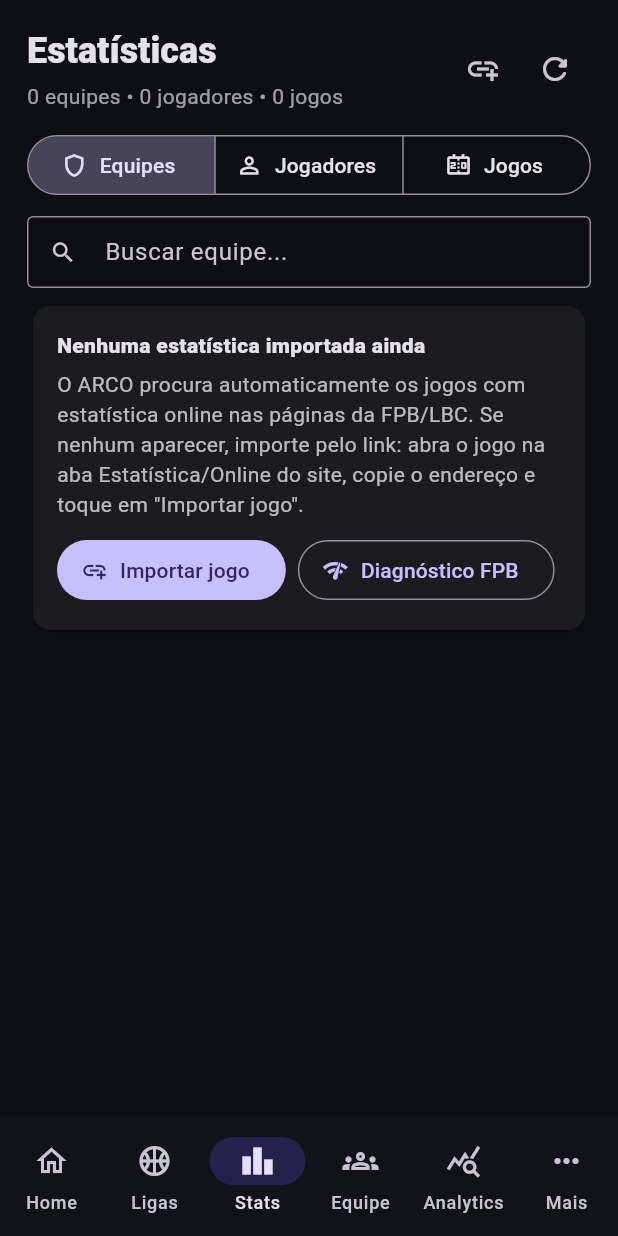
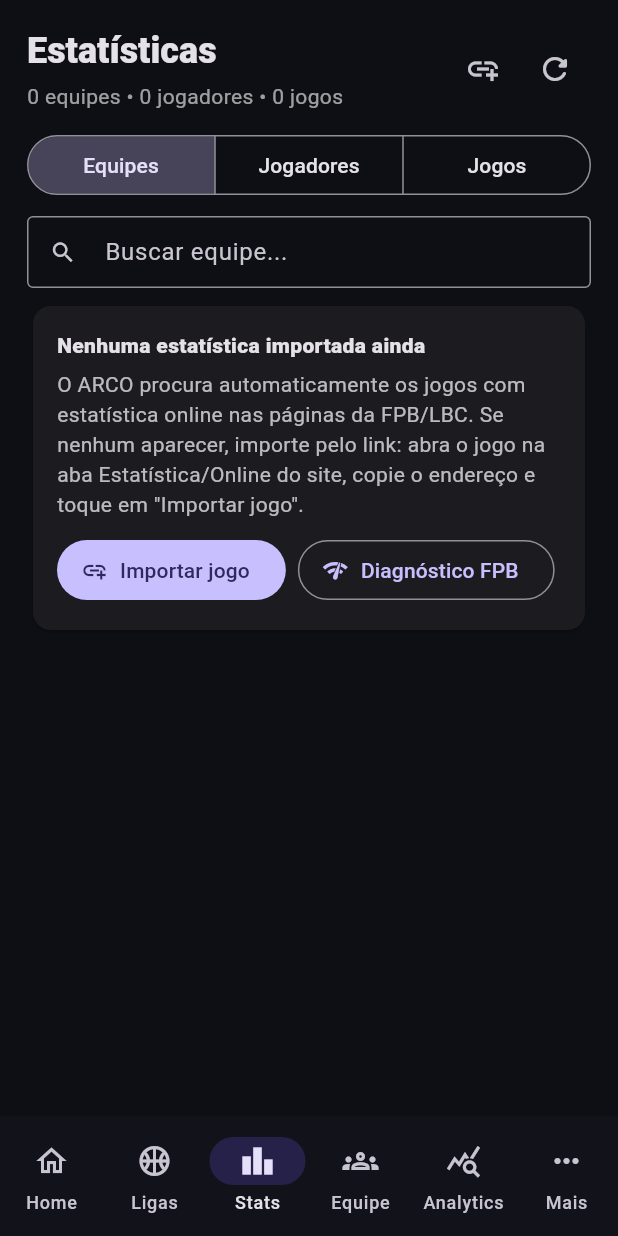
Before and after one commit to sandersoncorreia6-tech/arco-analytics-app, a Flutter app: the RootShell screen opened directly, item 3 of the bottom bar chosen, on a phone screen of 412 x 824 dp. Run offline on Flutter 3.47's test engine with Material 3 defaults, Android fonts, the phone set to English and light mode, and no system bars; our stand-ins replace shared_preferences; accounts and stored records are empty; network calls fail.

Commit message:
Polish stats screens: plural labels, compact stat tiles, plain segments
Co-Authored-By: Claude Opus 5.5 <noreply@anthropic.com>
Claude-Session: https://claude.ai/code/session_014ATr39PMzoCLzJqVbbSocW

```diff
--- a/lib/screens/home_screen.dart
+++ b/lib/screens/home_screen.dart
@@ -119,7 +119,7 @@ class HomeScreen extends StatelessWidget {
                     ListTile(
                       contentPadding: EdgeInsets.zero,
                       title: Text(t.name, style: const TextStyle(fontWeight: FontWeight.w800)),
-                      subtitle: Text('${t.games} J • ${t.wins}V ${t.losses}D • ${f1(t.ppg)} pts • ${f1(t.perGame(t.totals.reb))} reb • ${t.players.length} jogadores'),
+                      subtitle: Text('${t.games} J • ${t.wins}V ${t.losses}D • ${f1(t.ppg)} pts • ${f1(t.perGame(t.totals.reb))} reb • ${plural(t.players.length, 'jogador', 'jogadores')}'),
                       trailing: const Icon(Icons.chevron_right),
                       onTap: () => Navigator.of(context).push(MaterialPageRoute(builder: (_) => TeamStatsScreen(teamKey: t.key))),
                     ),
--- a/lib/screens/stats_hub_screen.dart
+++ b/lib/screens/stats_hub_screen.dart
@@ -63,7 +63,11 @@ class _StatsHubScreenState extends State<StatsHubScreen> {
               Text('Estatísticas', style: Theme.of(context).textTheme.headlineSmall?.copyWith(fontWeight: FontWeight.w900)),
               const SizedBox(height: 4),
               Text(
-                '${teams.length} equipes • ${teams.fold<int>(0, (s, t) => s + t.players.length)} jogadores • ${games.length} jogos',
+                [
+                  plural(teams.length, 'equipe', 'equipes'),
+                  plural(teams.fold<int>(0, (s, t) => s + t.players.length), 'jogador', 'jogadores'),
+                  plural(games.length, 'jogo', 'jogos'),
+                ].join(' • '),
                 style: const TextStyle(color: Colors.white60),
               ),
             ]),
@@ -94,9 +98,9 @@ class _StatsHubScreenState extends State<StatsHubScreen> {
         ],
         SegmentedButton<int>(
           segments: const [
-            ButtonSegment(value: 0, label: Text('Equipes'), icon: Icon(Icons.shield_outlined)),
-            ButtonSegment(value: 1, label: Text('Jogadores'), icon: Icon(Icons.person_outline)),
-            ButtonSegment(value: 2, label: Text('Jogos'), icon: Icon(Icons.scoreboard_outlined)),
+            ButtonSegment(value: 0, label: Text('Equipes')),
+            ButtonSegment(value: 1, label: Text('Jogadores')),
+            ButtonSegment(value: 2, label: Text('Jogos')),
           ],
           selected: {tab},
           showSelectedIcon: false,
@@ -217,7 +221,7 @@ class _TeamTile extends StatelessWidget {
           : null,
       child: ListTile(
         title: Text(t.name, style: const TextStyle(fontWeight: FontWeight.w800)),
-        subtitle: Text('${t.games} J • ${t.wins}V ${t.losses}D • ${f1(t.ppg)} pts • sofre ${f1(t.oppPpg)} • ${t.players.length} jogadores'),
+        subtitle: Text('${t.games} J • ${t.wins}V ${t.losses}D • ${f1(t.ppg)} pts • sofre ${f1(t.oppPpg)} • ${plural(t.players.length, 'jogador', 'jogadores')}'),
         trailing: Column(mainAxisAlignment: MainAxisAlignment.center, children: [
           Text('${t.netRating >= 0 ? '+' : ''}${f1(t.netRating)}',
               style: TextStyle(fontWeight: FontWeight.w900, fontSize: 16, color: t.netRating >= 0 ? Colors.greenAccent : Colors.redAccent)),
--- a/lib/screens/team_stats_screen.dart
+++ b/lib/screens/team_stats_screen.dart
@@ -34,7 +34,7 @@ class _TeamStatsScreenState extends State<TeamStatsScreen> {
     return Scaffold(
       appBar: AppBar(title: Text(t.name)),
       body: ListView(padding: const EdgeInsets.all(14), children: [
-        Text('${t.leagues.join(' / ')} • $g jogos • ${t.wins}V ${t.losses}D',
+        Text('${t.leagues.join(' / ')} • ${plural(g, 'jogo', 'jogos')} • ${t.wins}V ${t.losses}D',
             style: const TextStyle(color: Colors.white60)),
         const SizedBox(height: 12),
         SectionCard(
--- a/lib/widgets/stats_widgets.dart
+++ b/lib/widgets/stats_widgets.dart
@@ -5,6 +5,7 @@ import '../state/app_state.dart';
 
 String f1(double v) => v.toStringAsFixed(1);
 String pct(double v) => '${v.toStringAsFixed(0)}%';
+String plural(int n, String one, String many) => '$n ${n == 1 ? one : many}';
 String mins(int seconds) => '${seconds ~/ 60}:${(seconds % 60).toString().padLeft(2, '0')}';
 
 /// Grade de números com rótulo (PTS, REB, FG%...).
@@ -19,7 +20,7 @@ class StatTiles extends StatelessWidget {
         children: [
           for (final (label, value) in items)
             Container(
-              width: 76,
+              width: 72,
               padding: const EdgeInsets.symmetric(vertical: 10, horizontal: 6),
               decoration: BoxDecoration(color: Colors.white.withValues(alpha: .05), borderRadius: BorderRadius.circular(12)),
               child: Column(children: [
```
Also changed, not shown: 1 other file.
